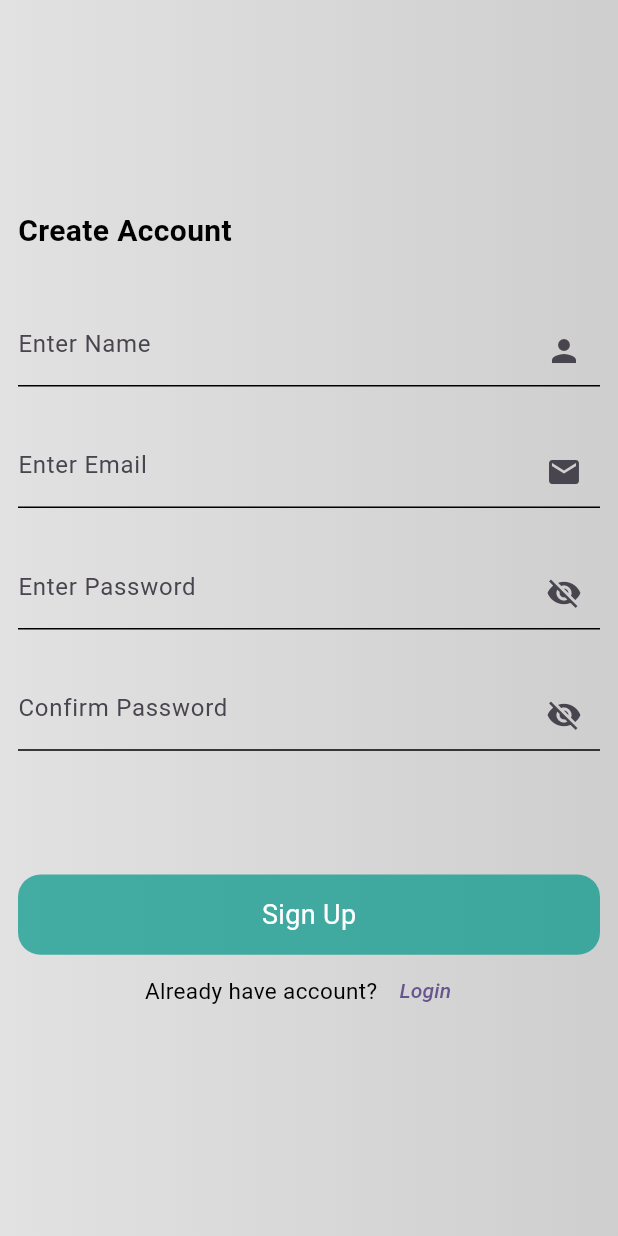
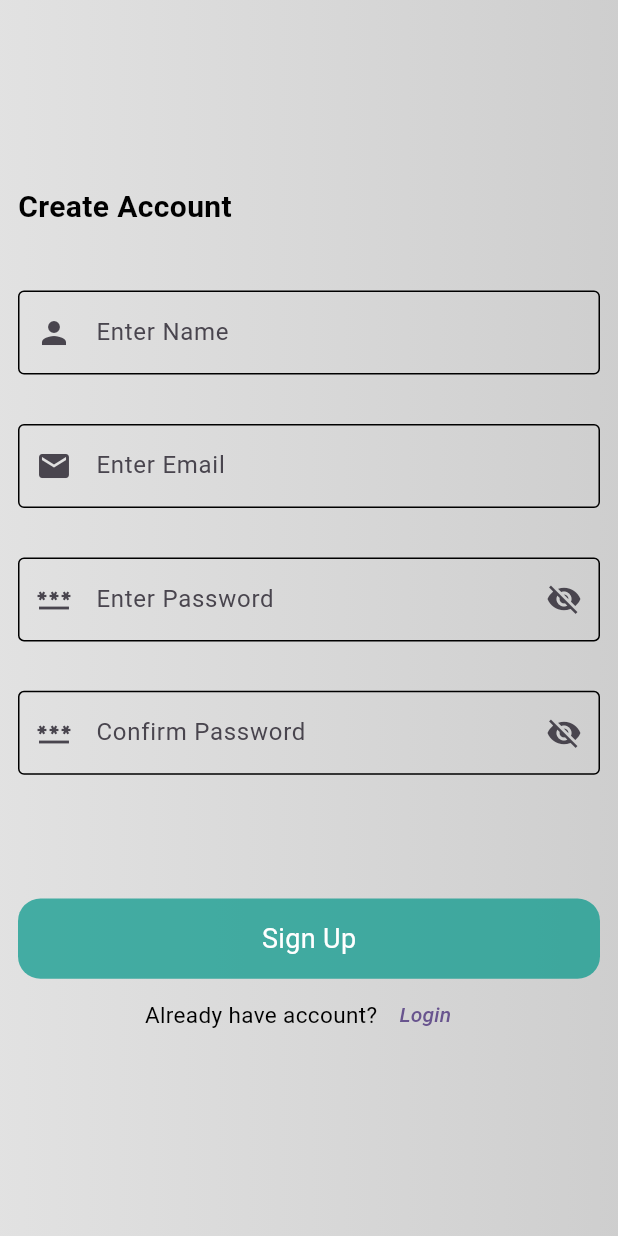
Before and after one commit to maaxkhann/Flutter-todo-App-Firebase, a Flutter app: the screen it shows after launch, after a tap on "Sign Up", on a phone screen of 412 x 824 dp. Run offline on Flutter 3.47's test engine with Material 3 defaults, Android fonts, the phone set to English and light mode, and no system bars; our stand-ins replace cloud_firestore, firebase_auth, firebase_core, fluttertoast, get; missing offline and left inert: ndialog; accounts and stored records are empty.

Commit message:
changes in auth

```diff
--- a/lib/view/auth_view/login_view.dart
+++ b/lib/view/auth_view/login_view.dart
@@ -42,12 +42,12 @@ class LoginView extends StatelessWidget {
                   const Text('Welcome Back!', style: kHead1,),
                   const Text('Enter Your Email & Password..', style: kHead2,),
                   SizedBox(height: size.height * 0.08,),
-                  ConstantTextField(controller: emailController, hintText: 'Enter Email', suffixIcon: Icons.email),
+                  ConstantTextField(controller: emailController, hintText: 'Enter Email', prefixIcon: Icons.email),
                   SizedBox(height: size.height * 0.04,),
                   ValueListenableBuilder(valueListenable: isPasswordVisible,
                       builder: (ctx, value, child) {
                     return ConstantTextField(controller: passwordController, hintText: 'Enter Password',
-                      obscureText: !isPasswordVisible.value,
+                      obscureText: !isPasswordVisible.value, prefixIcon: Icons.password,
                         suffixIcon: value == true ? Icons.visibility : Icons.visibility_off, onTapSuffixIcon: () {
                       isPasswordVisible.value = !isPasswordVisible.value;
                     },);
--- a/lib/view/auth_view/signup_view.dart
+++ b/lib/view/auth_view/signup_view.dart
@@ -43,14 +43,14 @@ class SignUpView extends StatelessWidget {
                   //    const Icon(Icons.arrow_back_ios, ),
                   const Text('Create Account', style: kHead1,),
                   SizedBox(height: size.height * 0.05,),
-                  ConstantTextField(controller: nameController, hintText: 'Enter Name', suffixIcon: Icons.person),
+                  ConstantTextField(controller: nameController, hintText: 'Enter Name', prefixIcon: Icons.person),
                   SizedBox(height: size.height * 0.04,),
-                  ConstantTextField(controller: emailController, hintText: 'Enter Email', suffixIcon: Icons.email),
+                  ConstantTextField(controller: emailController, hintText: 'Enter Email', prefixIcon: Icons.email),
                   SizedBox(height: size.height * 0.04,),
                   ValueListenableBuilder(valueListenable: isPasswordVisible,
                       builder: (ctx, value, child) {
                         return ConstantTextField(controller: passwordController, hintText: 'Enter Password',
-                          obscureText: !isPasswordVisible.value,
+                          obscureText: !isPasswordVisible.value, prefixIcon: Icons.password,
                           suffixIcon: value == true ? Icons.visibility : Icons.visibility_off, onTapSuffixIcon: () {
                             isPasswordVisible.value = !isPasswordVisible.value;
                           },);
@@ -59,7 +59,7 @@ class SignUpView extends StatelessWidget {
                   ValueListenableBuilder(valueListenable: isConfirmPasswordVisible,
                       builder: (ctx, value, child) {
                         return ConstantTextField(controller: confirmPasswordController, hintText: 'Confirm Password',
-                          obscureText: !isConfirmPasswordVisible.value,
+                          obscureText: !isConfirmPasswordVisible.value, prefixIcon: Icons.password,
                           suffixIcon: value == true ? Icons.visibility : Icons.visibility_off, onTapSuffixIcon: () {
                             isConfirmPasswordVisible.value = !isConfirmPasswordVisible.value;
                           },);
--- a/lib/view/constant_widgets/constant_textfield.dart
+++ b/lib/view/constant_widgets/constant_textfield.dart
@@ -7,14 +7,16 @@ class ConstantTextField extends StatelessWidget {
     super.key,
     required this.controller,
     required this.hintText,
-    required this.suffixIcon,
+    this.suffixIcon,
+    required this.prefixIcon,
     this.obscureText,
     this.onTapSuffixIcon
   });
 
   final TextEditingController controller;
   final String hintText;
-  final IconData suffixIcon;
+  final IconData? suffixIcon;
+  final IconData prefixIcon;
   final bool? obscureText;
   final VoidCallback? onTapSuffixIcon;
 
@@ -25,13 +27,14 @@ class ConstantTextField extends StatelessWidget {
       obscureText: obscureText ?? false,
       decoration: InputDecoration(
           hintText: hintText,
+          prefixIcon: Icon(prefixIcon),
           suffixIcon: InkWell(
             onTap: onTapSuffixIcon,
               child: Icon(suffixIcon)),
-          enabledBorder: const UnderlineInputBorder(
+          enabledBorder: const OutlineInputBorder(
               borderSide: BorderSide(color: kBlack)
           ),
-          focusedBorder: const UnderlineInputBorder(
+          focusedBorder: const OutlineInputBorder(
             borderSide: BorderSide(color: kBlack)
           )
       ),
```
